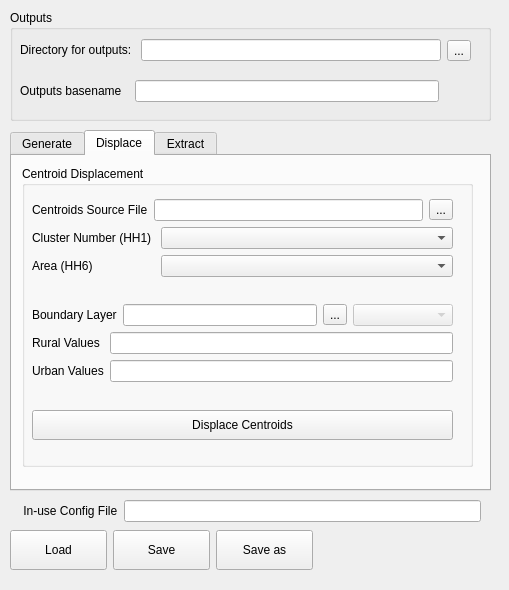
The window that plugin/mgp_dialog.ui (unicef-drp/mics-geocoding) describes before a commit, drawn with Qt 5.
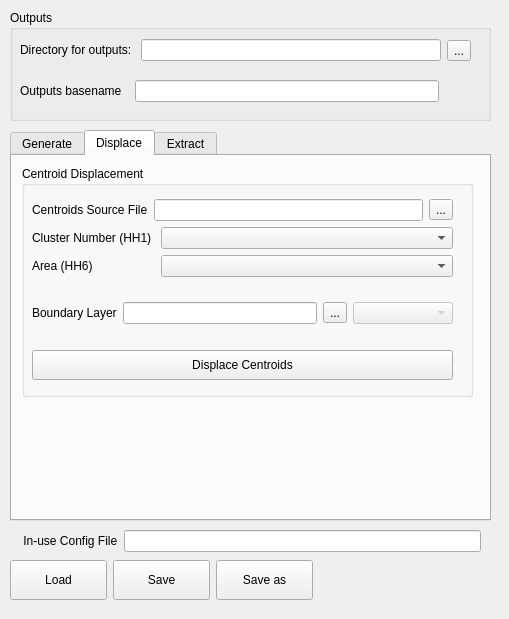
The same window after the commit. The open tabs and pages were chosen to show the change.

Commit message: feat(ui): [6] remove brna / values entries. Switched to constants

What changed in the file:
```diff
--- a/plugin/mgp_dialog.ui
+++ b/plugin/mgp_dialog.ui
@@ -7,7 +7,7 @@
     <x>0</x>
     <y>0</y>
     <width>509</width>
-    <height>590</height>
+    <height>619</height>
    </rect>
   </property>
   <property name="windowTitle">
@@ -19,7 +19,7 @@
      <x>10</x>
      <y>130</y>
      <width>481</width>
-     <height>361</height>
+     <height>391</height>
     </rect>
    </property>
    <layout class="QVBoxLayout" name="verticalLayout">
@@ -220,7 +220,7 @@
           <x>10</x>
           <y>10</y>
           <width>451</width>
-          <height>301</height>
+          <height>231</height>
          </rect>
         </property>
         <property name="sizePolicy">
@@ -244,7 +244,7 @@
            <x>0</x>
            <y>23</y>
            <width>441</width>
-           <height>261</height>
+           <height>201</height>
           </rect>
          </property>
          <layout class="QVBoxLayout" name="verticalLayout_4">
@@ -388,44 +388,6 @@
             </item>
            </layout>
           </item>
-          <item>
-           <layout class="QFormLayout" name="formLayout_2">
-            <item row="0" column="0">
-             <widget class="QLabel" name="ruralValuesLabel">
-              <property name="text">
-               <string>Rural Values</string>
-              </property>
-             </widget>
-            </item>
-            <item row="0" column="1">
-             <widget class="QLineEdit" name="ruralValuesLineEdit">
-              <property name="inputMask">
-               <string/>
-              </property>
-              <property name="text">
-               <string/>
-              </property>
-             </widget>
-            </item>
-            <item row="1" column="0">
-             <widget class="QLabel" name="urbanValuesLabel">
-              <property name="text">
-               <string>Urban Values</string>
-              </property>
-             </widget>
-            </item>
-            <item row="1" column="1">
-             <widget class="QLineEdit" name="urbanValuesLineEdit">
-              <property name="inputMask">
-               <string/>
-              </property>
-              <property name="text">
-               <string/>
-              </property>
-             </widget>
-            </item>
-           </layout>
-          </item>
           <item>
            <spacer name="verticalSpacer_6">
             <property name="orientation">
@@ -747,7 +709,7 @@
    <property name="geometry">
     <rect>
      <x>10</x>
-     <y>530</y>
+     <y>560</y>
      <width>486</width>
      <height>51</height>
     </rect>
@@ -856,7 +818,7 @@
    <property name="geometry">
     <rect>
      <x>10</x>
-     <y>500</y>
+     <y>530</y>
      <width>481</width>
      <height>24</height>
     </rect>
```
Left out of the diff: 4 changed lines with no effect on the pictures. The commit also changes 6 other files.
